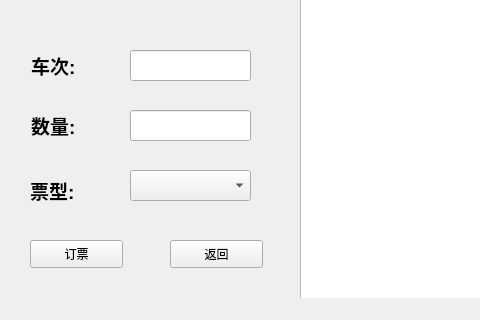
Old version of the form QT/mytrainer/QtBookTicket.ui in the repository OneEspylacopa/Data-Structure; both pictures show x 0 to 480 and y 280 to 600 of the 800 by 600 pixel window.
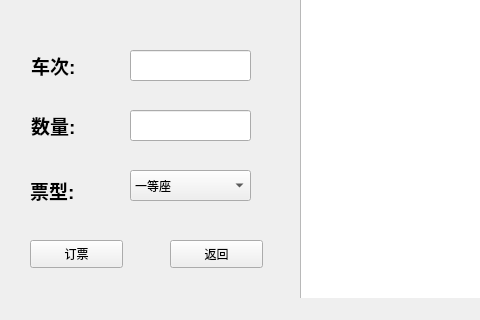
New version of the form.

```diff
--- a/QT/mytrainer/QtBookTicket.ui
+++ b/QT/mytrainer/QtBookTicket.ui
@@ -167,11 +167,6 @@
       <height>31</height>
      </rect>
     </property>
-    <item>
-     <property name="text">
-      <string/>
-     </property>
-    </item>
     <item>
      <property name="text">
       <string>一等座</string>
```
Left out of the diff: 12 changed lines with no effect on the pictures.
